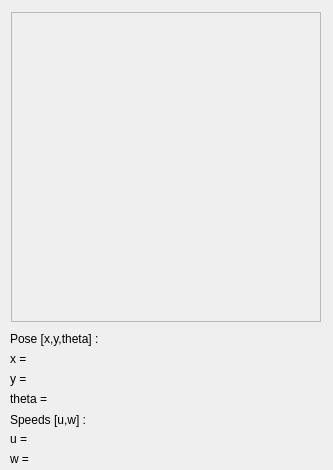
Qt form stdr_gui/ui/robotVisualization.ui (stdr-simulator-ros-pkg/stdr_simulator) before a commit.
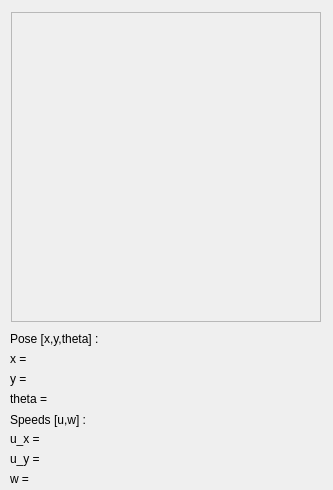
The same form after that commit.

Commit message: Speeds are correctly indicated in robot visualization

```diff
--- a/stdr_gui/ui/robotVisualization.ui
+++ b/stdr_gui/ui/robotVisualization.ui
@@ -7,7 +7,7 @@
     <x>0</x>
     <y>0</y>
     <width>333</width>
-    <height>470</height>
+    <height>490</height>
    </rect>
   </property>
   <property name="sizePolicy">
@@ -19,13 +19,13 @@
   <property name="minimumSize">
    <size>
     <width>333</width>
-    <height>470</height>
+    <height>490</height>
    </size>
   </property>
   <property name="maximumSize">
    <size>
     <width>333</width>
-    <height>470</height>
+    <height>490</height>
    </size>
   </property>
   <property name="windowTitle">
@@ -134,14 +134,14 @@
     </rect>
    </property>
    <property name="text">
-    <string>u = </string>
+    <string>u_x = </string>
    </property>
   </widget>
   <widget class="QLabel" name="robotSpeedAngular">
    <property name="geometry">
     <rect>
      <x>10</x>
-     <y>450</y>
+     <y>470</y>
      <width>311</width>
      <height>17</height>
     </rect>
@@ -150,6 +150,19 @@
     <string>w = </string>
    </property>
   </widget>
+  <widget class="QLabel" name="robotSpeedLinearY">
+   <property name="geometry">
+    <rect>
+     <x>10</x>
+     <y>450</y>
+     <width>311</width>
+     <height>17</height>
+    </rect>
+   </property>
+   <property name="text">
+    <string>u_y = </string>
+   </property>
+  </widget>
  </widget>
  <resources/>
  <connections/>
```
The commit also changes 4 other files.
